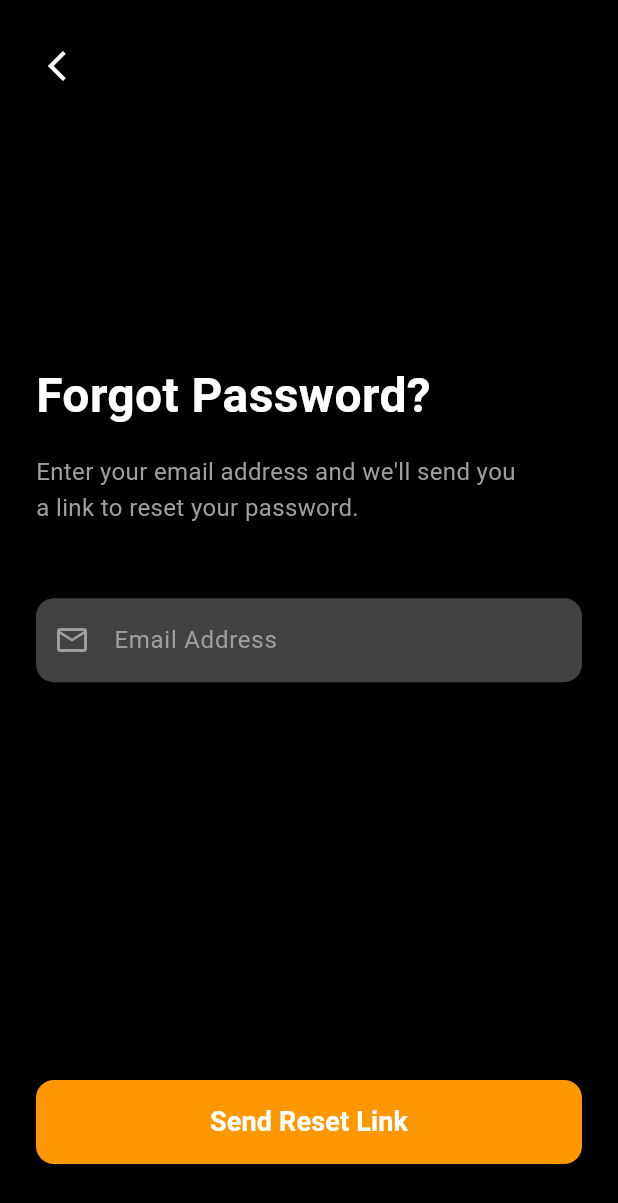
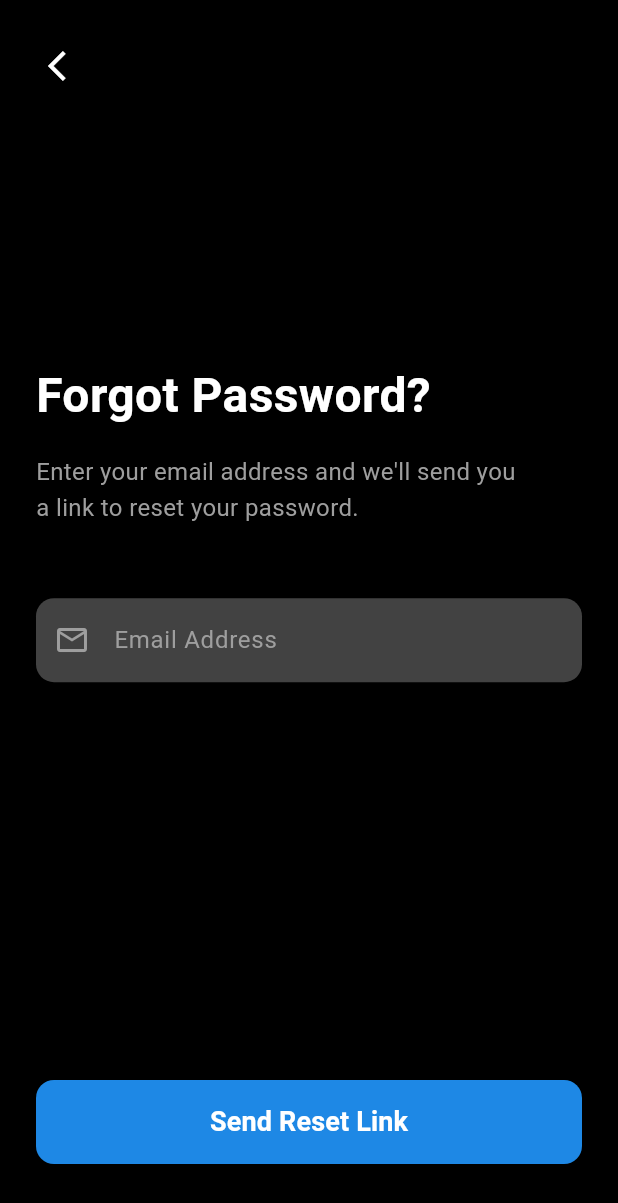
Before and after one commit to FitTrack-app/agentic-planner-mobile-app-dark-mode, a Flutter app: the ForgotPasswordScreen screen opened directly, on a phone screen of 412 x 824 dp. Shown: the top 1203 px of the screen. Run offline on Flutter 3.47's test engine with Material 3 defaults, Android fonts, the phone set to English and light mode, and no system bars; our stand-ins replace camera, flutter_colorpicker, permission_handler.

Commit message:
adding some screenshots of the app

```diff
--- a/lib/screens/forgot_password_screen.dart
+++ b/lib/screens/forgot_password_screen.dart
@@ -94,7 +94,7 @@ class _ForgotPasswordScreenState extends State<ForgotPasswordScreen> {
                     _handleSendResetLink();
                   },
                   style: ElevatedButton.styleFrom(
-                    backgroundColor: Colors.orange,
+                    backgroundColor: Colors.blue[600],
                     shape: RoundedRectangleBorder(
                       borderRadius: BorderRadius.circular(12),
                     ),
```
Also changed, not shown: 6 other files.
